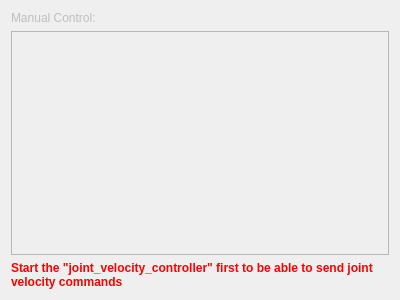
Old version of the form moma_tools/moma_joint_velocity_control_gui/resource/velocity_control.ui in the repository ethz-asl/moma.
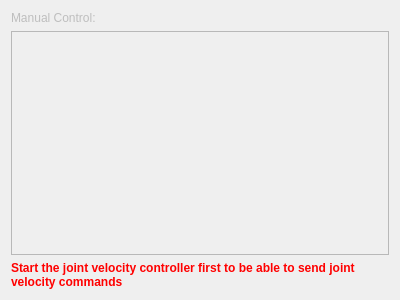
New version of the form.

Commit message: Remove fixed controller names from UI

The edit to the form file:
```diff
--- a/moma_tools/moma_joint_velocity_control_gui/resource/velocity_control.ui
+++ b/moma_tools/moma_joint_velocity_control_gui/resource/velocity_control.ui
@@ -53,7 +53,7 @@
       <string notr="true">color: red</string>
      </property>
      <property name="text">
-      <string>&lt;html&gt;&lt;head/&gt;&lt;body&gt;&lt;p&gt;Start the &amp;quot;joint_velocity_controller&amp;quot; first to be able to send joint velocity commands&lt;/p&gt;&lt;/body&gt;&lt;/html&gt;</string>
+      <string>&lt;html&gt;&lt;head/&gt;&lt;body&gt;&lt;p&gt;Start the joint velocity controller first to be able to send joint velocity commands&lt;/p&gt;&lt;/body&gt;&lt;/html&gt;</string>
      </property>
      <property name="wordWrap">
       <bool>true</bool>
```
The commit also changes 1 other file.
